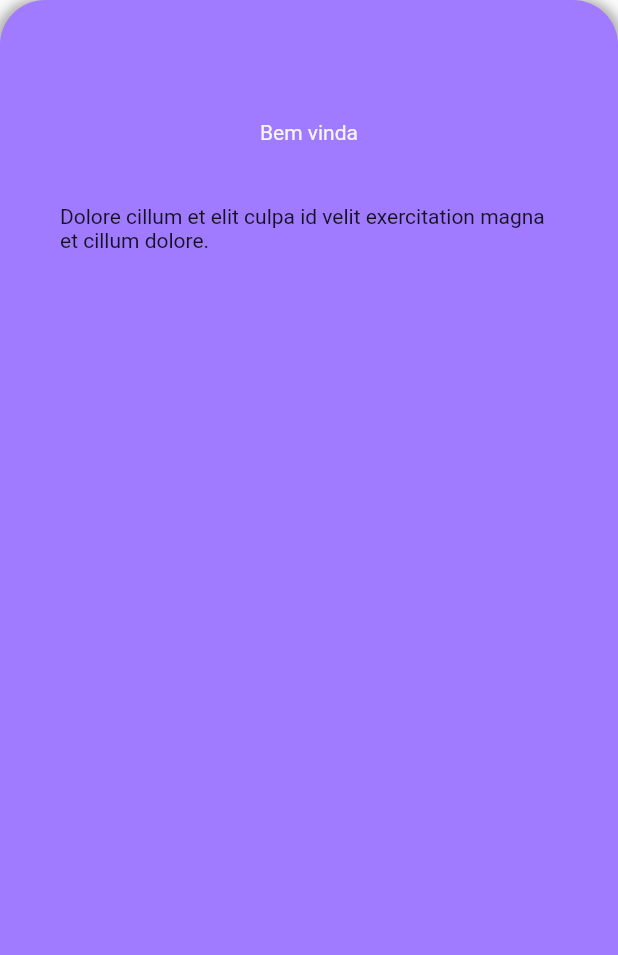
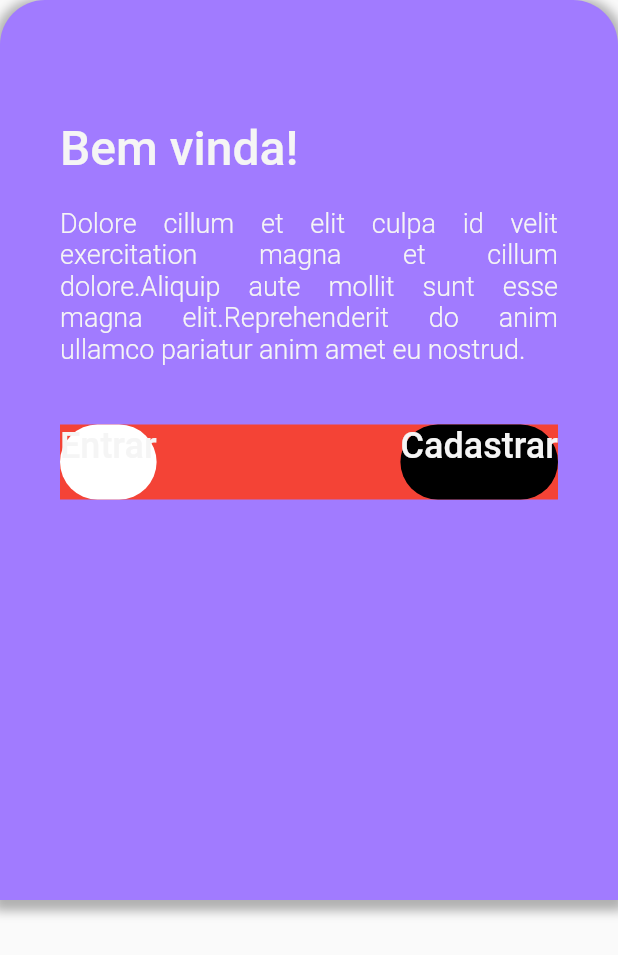
Before and after one commit to marialmeida1/girls_in_ctrl_tcc, a Flutter app: the Option widget shown alone on an empty page, opened directly, on a phone screen of 412 x 824 dp. Shown: the top 955 px of the screen. Run offline on Flutter 3.47's test engine with Material 2 defaults, Android fonts, the light colour scheme and no system bars.

Commit message:
atualização bottons

```diff
--- /dev/null
+++ b/lib/view/bottons/botton.bottons.dart
@@ -0,0 +1,20 @@
+import 'package:flutter/material.dart';
+
+Widget bottonPadrao(double altura, double? largura, Color color, String texto,
+    BuildContext context) {
+  return Container(
+    height: altura,
+    width: largura,
+    decoration: BoxDecoration(
+      color: color,
+      borderRadius: const BorderRadius.all(Radius.circular(40)),
+    ),
+    child: Text(
+      texto,
+      style: Theme.of(context).textTheme.headline2?.copyWith(
+            color: Theme.of(context).colorScheme.secondary,
+          ),
+      textAlign: TextAlign.center,
+    ),
+  );
+}
--- a/lib/view/login/option.login.dart
+++ b/lib/view/login/option.login.dart
@@ -1,6 +1,7 @@
 import 'package:flutter/material.dart';
 import 'package:flutter/src/widgets/container.dart';
 import 'package:flutter/src/widgets/framework.dart';
+import 'package:tcc_girls_in_ctrl/view/bottons/botton.bottons.dart';
 
 class OptionScreem extends StatelessWidget {
   const OptionScreem({super.key});
@@ -8,11 +9,13 @@ class OptionScreem extends StatelessWidget {
   @override
   Widget build(BuildContext context) {
     return Scaffold(
-      body: Column(
-        children: [
-          LogoTop(),
-          Option(context),
-        ],
+      body: SingleChildScrollView(
+        child: Column(
+          children: [
+            LogoTop(),
+            Option(context),
+          ],
+        ),
       ),
     );
   }
@@ -32,6 +35,7 @@ Widget LogoTop() {
 
 Widget Option(BuildContext context) {
   return Container(
+    height: 600,
     decoration: BoxDecoration(
       color: Color(0xffa17bff),
       borderRadius: const BorderRadius.only(
@@ -56,19 +60,58 @@ Widget Option(BuildContext context) {
       ),
       child: Column(
         children: [
+          Container(
+            alignment: Alignment.centerLeft,
+            child: Text(
+              "Bem vinda!",
+              style: Theme.of(context).textTheme.headline1?.copyWith(
+                    color: Theme.of(context).colorScheme.secondary,
+                  ),
+              textAlign: TextAlign.left,
+            ),
+          ),
+          const SizedBox(
+            height: 20,
+          ),
           Text(
-            "Bem vinda",
-            style: TextStyle(
-              color: Theme.of(context).colorScheme.secondary,
-            ),
+            "Dolore cillum et elit culpa id velit exercitation magna et cillum dolore.Aliquip aute mollit sunt esse magna elit."
+            "Reprehenderit do anim ullamco pariatur anim amet eu nostrud.",
+            style: Theme.of(context).textTheme.bodyText2?.copyWith(
+                  color: Theme.of(context).colorScheme.secondary,
+                ),
+            textAlign: TextAlign.justify,
           ),
           const SizedBox(
             height: 40,
           ),
-          const Text(
-              "Dolore cillum et elit culpa id velit exercitation magna et cillum dolore."),
-          const SizedBox(
-            height: 40,
+          Bottons(context),
+        ],
+      ),
+    ),
+  );
+}
+
+Widget Bottons(BuildContext context) {
+  return Container(
+    width: double.infinity,
+    color: Colors.red,
+    child: Expanded(
+      child: Row(
+        mainAxisAlignment: MainAxisAlignment.spaceBetween,
+        children: [
+          bottonPadrao(
+            50,
+            null,
+            Colors.white,
+            "Entrar",
+            context,
+          ),
+          bottonPadrao(
+            50,
+            null,
+            Colors.black,
+            "Cadastrar",
+            context,
           )
         ],
       ),
--- a/lib/view/themes/light.theme.dart
+++ b/lib/view/themes/light.theme.dart
@@ -22,4 +22,21 @@ final lightTheme = ThemeData(
   ).copyWith(
     secondary: const Color(0xfff5f5f5),
   ),
+  textTheme: const TextTheme(
+      headline1: TextStyle(
+        fontSize: 32,
+        fontWeight: FontWeight.w500,
+      ),
+      bodyText1: TextStyle(
+        fontSize: 24,
+        fontWeight: FontWeight.w300,
+      ),
+      bodyText2: TextStyle(
+        fontSize: 18,
+        fontWeight: FontWeight.w300,
+      ),
+      headline2: TextStyle(
+        fontSize: 24,
+        fontWeight: FontWeight.w500,
+      )),
 );
```
